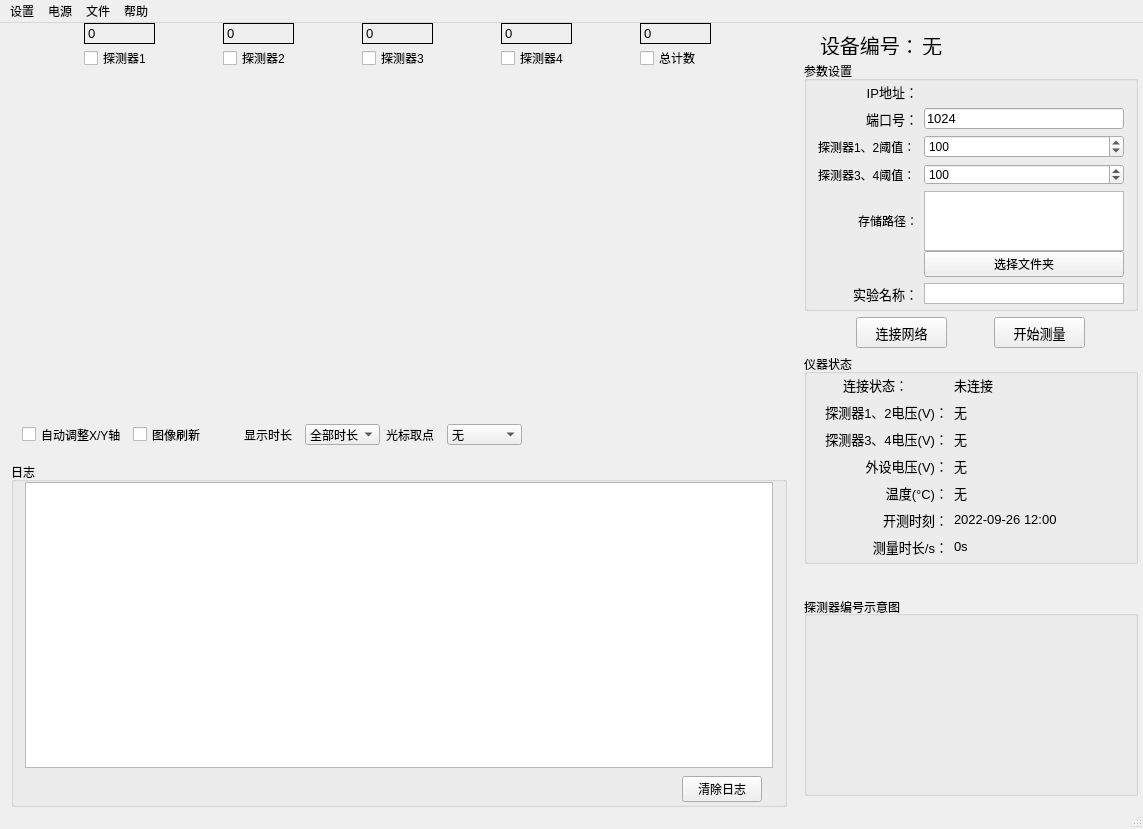
Old version of the form forms/mainWindow.ui in the repository MrXiaomao/GammaMonitor.
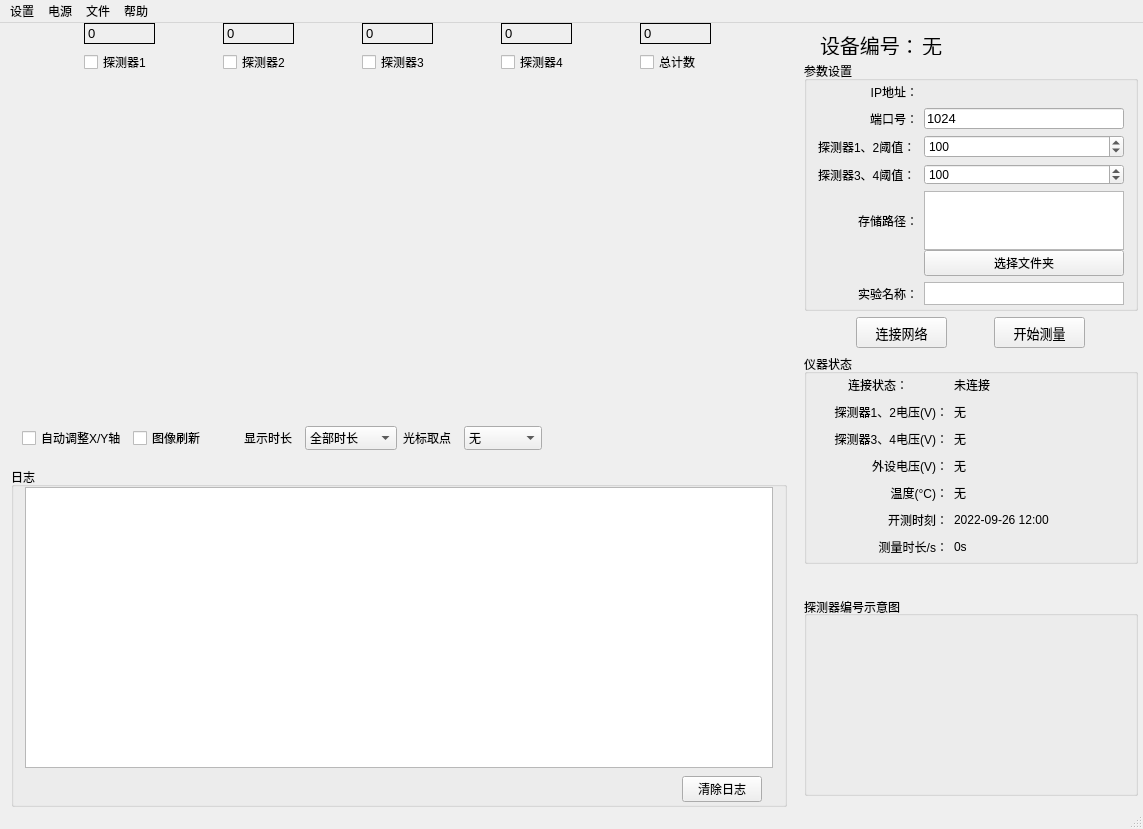
New version of the form. Icons and pictures are not drawn. Custom widgets are drawn as their Qt base class.

Commit message: 确保在不同分布率下，不同缩放下显示时，label标签正常。

What changed in the file:
```diff
--- a/forms/mainWindow.ui
+++ b/forms/mainWindow.ui
@@ -240,7 +240,7 @@
             <property name="maximumSize">
              <size>
               <width>16777215</width>
-              <height>16</height>
+              <height>24</height>
              </size>
             </property>
             <property name="text">
@@ -259,7 +259,7 @@
             <property name="maximumSize">
              <size>
               <width>16777215</width>
-              <height>16</height>
+              <height>24</height>
              </size>
             </property>
             <property name="text">
@@ -278,7 +278,7 @@
             <property name="maximumSize">
              <size>
               <width>16777215</width>
-              <height>16</height>
+              <height>24</height>
              </size>
             </property>
             <property name="text">
@@ -297,7 +297,7 @@
             <property name="maximumSize">
              <size>
               <width>16777215</width>
-              <height>16</height>
+              <height>24</height>
              </size>
             </property>
             <property name="text">
@@ -316,7 +316,7 @@
             <property name="maximumSize">
              <size>
               <width>16777215</width>
-              <height>16</height>
+              <height>24</height>
              </size>
             </property>
             <property name="text">
@@ -366,7 +366,7 @@
             <property name="maximumSize">
              <size>
               <width>105</width>
-              <height>21</height>
+              <height>24</height>
              </size>
             </property>
             <property name="text">
@@ -385,7 +385,7 @@
             <property name="maximumSize">
              <size>
               <width>105</width>
-              <height>21</height>
+              <height>24</height>
              </size>
             </property>
             <property name="text">
@@ -422,8 +422,8 @@
             </property>
             <property name="maximumSize">
              <size>
-              <width>75</width>
-              <height>21</height>
+              <width>100</width>
+              <height>24</height>
              </size>
             </property>
             <item>
@@ -472,8 +472,8 @@
             </property>
             <property name="maximumSize">
              <size>
-              <width>75</width>
-              <height>21</height>
+              <width>100</width>
+              <height>24</height>
              </size>
             </property>
             <item>
@@ -710,7 +710,7 @@
             </property>
             <property name="font">
              <font>
-              <pointsize>10</pointsize>
+              <pointsize>9</pointsize>
               <bold>false</bold>
              </font>
             </property>
@@ -760,7 +760,7 @@
             </property>
             <property name="font">
              <font>
-              <pointsize>10</pointsize>
+              <pointsize>9</pointsize>
               <bold>false</bold>
              </font>
             </property>
@@ -888,7 +888,7 @@
             </property>
             <property name="font">
              <font>
-              <pointsize>10</pointsize>
+              <pointsize>9</pointsize>
              </font>
             </property>
             <property name="text">
@@ -916,7 +916,7 @@
             <property name="maximumSize">
              <size>
               <width>200</width>
-              <height>21</height>
+              <height>24</height>
              </size>
             </property>
             <property name="inputMethodHints">
@@ -1116,7 +1116,7 @@
             </property>
             <property name="font">
              <font>
-              <pointsize>10</pointsize>
+              <pointsize>9</pointsize>
               <bold>false</bold>
              </font>
             </property>
@@ -1147,7 +1147,7 @@
             </property>
             <property name="font">
              <font>
-              <pointsize>10</pointsize>
+              <pointsize>9</pointsize>
              </font>
             </property>
             <property name="text">
@@ -1177,7 +1177,7 @@
             </property>
             <property name="font">
              <font>
-              <pointsize>10</pointsize>
+              <pointsize>9</pointsize>
              </font>
             </property>
             <property name="text">
@@ -1210,7 +1210,7 @@
             </property>
             <property name="font">
              <font>
-              <pointsize>10</pointsize>
+              <pointsize>9</pointsize>
              </font>
             </property>
             <property name="text">
@@ -1240,7 +1240,7 @@
             </property>
             <property name="font">
              <font>
-              <pointsize>10</pointsize>
+              <pointsize>9</pointsize>
              </font>
             </property>
             <property name="text">
@@ -1273,7 +1273,7 @@
             </property>
             <property name="font">
              <font>
-              <pointsize>10</pointsize>
+              <pointsize>9</pointsize>
              </font>
             </property>
             <property name="text">
@@ -1303,7 +1303,7 @@
             </property>
             <property name="font">
              <font>
-              <pointsize>10</pointsize>
+              <pointsize>9</pointsize>
              </font>
             </property>
             <property name="text">
@@ -1336,7 +1336,7 @@
             </property>
             <property name="font">
              <font>
-              <pointsize>10</pointsize>
+              <pointsize>9</pointsize>
              </font>
             </property>
             <property name="text">
@@ -1366,7 +1366,7 @@
             </property>
             <property name="font">
              <font>
-              <pointsize>10</pointsize>
+              <pointsize>9</pointsize>
              </font>
             </property>
             <property name="layoutDirection">
@@ -1402,7 +1402,7 @@
             </property>
             <property name="font">
              <font>
-              <pointsize>10</pointsize>
+              <pointsize>9</pointsize>
              </font>
             </property>
             <property name="text">
@@ -1432,7 +1432,7 @@
             </property>
             <property name="font">
              <font>
-              <pointsize>10</pointsize>
+              <pointsize>9</pointsize>
              </font>
             </property>
             <property name="text">
@@ -1465,7 +1465,7 @@
             </property>
             <property name="font">
              <font>
-              <pointsize>10</pointsize>
+              <pointsize>9</pointsize>
              </font>
             </property>
             <property name="text">
@@ -1495,7 +1495,7 @@
             </property>
             <property name="font">
              <font>
-              <pointsize>10</pointsize>
+              <pointsize>9</pointsize>
              </font>
             </property>
             <property name="text">
@@ -1528,7 +1528,7 @@
             </property>
             <property name="font">
              <font>
-              <pointsize>10</pointsize>
+              <pointsize>9</pointsize>
              </font>
             </property>
             <property name="text">
```
The commit also changes 2 other files.
